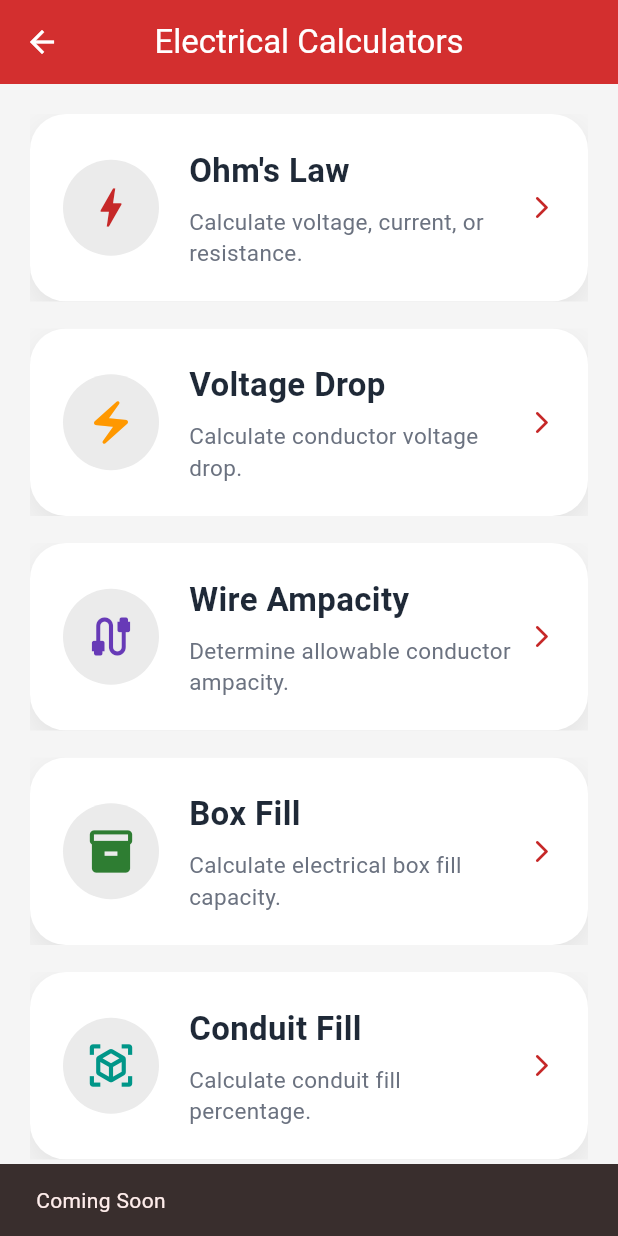
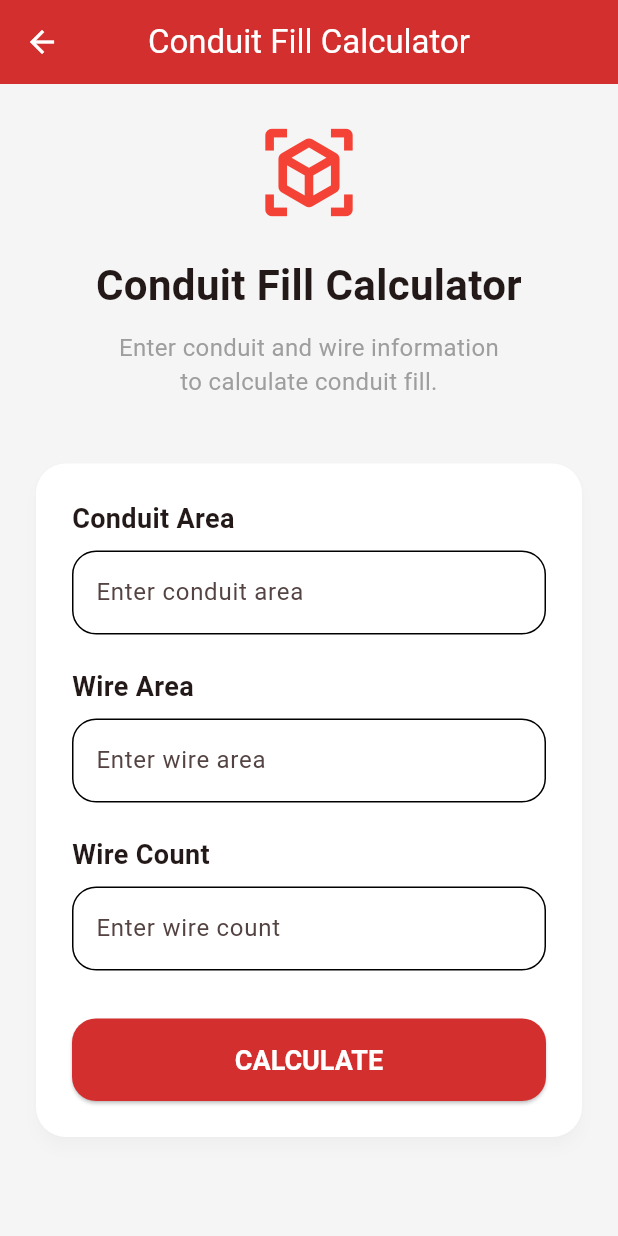
Before and after one commit to L2kee/ElectricalAI-Pro, a Flutter app: the CalculatorsScreen screen opened directly, after a tap on "Conduit Fill", on a phone screen of 412 x 824 dp. Run offline on Flutter 3.47's test engine with Material 3 defaults, Android fonts, the phone set to English and light mode, and no system bars.

Commit message:
Add Conduit Fill calculator

```diff
--- a/frontend/lib/screens/calculators_screen.dart
+++ b/frontend/lib/screens/calculators_screen.dart
@@ -7,6 +7,7 @@ import 'ohms_law_screen.dart';
 import 'voltage_drop_screen.dart';
 import 'wire_ampacity_screen.dart';
 import 'box_fill_screen.dart';
+import 'conduit_fill_screen.dart';
 
 class CalculatorsScreen extends StatelessWidget {
   const CalculatorsScreen({super.key});
@@ -102,7 +103,14 @@ class CalculatorsScreen extends StatelessWidget {
               iconColor: Colors.teal,
               title: "Conduit Fill",
               subtitle: "Calculate conduit fill percentage.",
-              onTap: () => _comingSoon(context),
+              onTap: () {
+                Navigator.push(
+                  context,
+                  MaterialPageRoute(
+                    builder: (_) => const ConduitFillScreen(),
+                  ),
+                );
+              },
             ),
 
             const SizedBox(height: 18),
--- /dev/null
+++ b/frontend/lib/screens/conduit_fill_screen.dart
@@ -0,0 +1,367 @@
+import 'package:flutter/material.dart';
+
+import '../services/calculator_service.dart';
+
+class ConduitFillScreen extends StatefulWidget {
+  const ConduitFillScreen({super.key});
+
+  @override
+  State<ConduitFillScreen> createState() =>
+      _ConduitFillScreenState();
+}
+
+class _ConduitFillScreenState
+    extends State<ConduitFillScreen> {
+
+  final CalculatorService _calculatorService =
+      CalculatorService();
+
+  final TextEditingController _conduitAreaController =
+      TextEditingController();
+
+  final TextEditingController _wireAreaController =
+      TextEditingController();
+
+  final TextEditingController _wireCountController =
+      TextEditingController();
+
+  bool _loading = false;
+
+  String _statusMessage = "";
+
+  double? _totalWireArea;
+
+  double? _percentFill;
+
+  double? _parseDouble(String value) {
+    if (value.trim().isEmpty) {
+      return null;
+    }
+
+    return double.tryParse(value.trim());
+  }
+
+  int? _parseInt(String value) {
+    if (value.trim().isEmpty) {
+      return null;
+    }
+
+    return int.tryParse(value.trim());
+  }
+
+  Future<void> _calculate() async {
+
+    final conduitArea =
+        _parseDouble(_conduitAreaController.text);
+
+    final wireArea =
+        _parseDouble(_wireAreaController.text);
+
+    final wireCount =
+        _parseInt(_wireCountController.text);
+
+    if (conduitArea == null ||
+        wireArea == null ||
+        wireCount == null) {
+
+      setState(() {
+
+        _statusMessage =
+            "Please enter all values.";
+
+        _totalWireArea = null;
+
+        _percentFill = null;
+
+      });
+
+      return;
+    }
+
+    setState(() {
+
+      _loading = true;
+
+      _statusMessage = "";
+
+      _totalWireArea = null;
+
+      _percentFill = null;
+
+    });
+
+    try {
+
+      final result =
+          await _calculatorService.calculateConduitFill(
+
+        conduitArea: conduitArea,
+
+        wireArea: wireArea,
+
+        wireCount: wireCount,
+
+      );
+
+      setState(() {
+
+        _totalWireArea =
+            (result["total_wire_area"] as num)
+                .toDouble();
+
+        _percentFill =
+            (result["percent_fill"] as num)
+                .toDouble();
+
+        _statusMessage =
+            "✓ Conduit Fill calculated successfully";
+
+      });
+
+    } catch (e) {
+
+      setState(() {
+
+        _statusMessage = "Error\n$e";
+
+      });
+
+    }
+
+    setState(() {
+
+      _loading = false;
+
+    });
+
+  }
+
+  Widget buildField({
+    required String label,
+    required String hint,
+    required TextEditingController controller,
+  }) {
+    return Padding(
+      padding: const EdgeInsets.only(bottom: 22),
+      child: Column(
+        crossAxisAlignment:
+            CrossAxisAlignment.start,
+        children: [
+
+          Text(
+            label,
+            style: const TextStyle(
+              fontSize: 18,
+              fontWeight: FontWeight.bold,
+            ),
+          ),
+
+          const SizedBox(height: 8),
+
+          TextField(
+            controller: controller,
+            keyboardType:
+                const TextInputType.numberWithOptions(
+              decimal: true,
+            ),
+            decoration: InputDecoration(
+              hintText: hint,
+              border: OutlineInputBorder(
+                borderRadius:
+                    BorderRadius.circular(12),
+              ),
+            ),
+          ),
+        ],
+      ),
+    );
+  }
+    @override
+  Widget build(BuildContext context) {
+    return Scaffold(
+      appBar: AppBar(
+        title: const Text("Conduit Fill Calculator"),
+      ),
+      body: SingleChildScrollView(
+        padding: const EdgeInsets.all(24),
+        child: Column(
+          crossAxisAlignment: CrossAxisAlignment.stretch,
+          children: [
+
+            const Icon(
+              Icons.view_in_ar,
+              size: 70,
+              color: Colors.red,
+            ),
+
+            const SizedBox(height: 20),
+
+            const Text(
+              "Conduit Fill Calculator",
+              textAlign: TextAlign.center,
+              style: TextStyle(
+                fontSize: 28,
+                fontWeight: FontWeight.bold,
+              ),
+            ),
+
+            const SizedBox(height: 10),
+
+            const Text(
+              "Enter conduit and wire information\n"
+              "to calculate conduit fill.",
+              textAlign: TextAlign.center,
+              style: TextStyle(
+                fontSize: 16,
+                color: Colors.grey,
+              ),
+            ),
+
+            const SizedBox(height: 35),
+
+            Card(
+              elevation: 4,
+              shadowColor: Colors.black12,
+              shape: RoundedRectangleBorder(
+                borderRadius: BorderRadius.circular(20),
+              ),
+              child: Padding(
+                padding: const EdgeInsets.all(24),
+                child: Column(
+                  crossAxisAlignment:
+                      CrossAxisAlignment.stretch,
+                  children: [
+
+                    buildField(
+                      label: "Conduit Area",
+                      hint: "Enter conduit area",
+                      controller: _conduitAreaController,
+                    ),
+
+                    buildField(
+                      label: "Wire Area",
+                      hint: "Enter wire area",
+                      controller: _wireAreaController,
+                    ),
+
+                    buildField(
+                      label: "Wire Count",
+                      hint: "Enter wire count",
+                      controller: _wireCountController,
+                    ),
+
+                    const SizedBox(height: 10),
+
+                    SizedBox(
+                      height: 55,
+                      child: ElevatedButton(
+                        onPressed:
+                            _loading ? null : _calculate,
+                        child: _loading
+                            ? const SizedBox(
+                                height: 24,
+                                width: 24,
+                                child: CircularProgressIndicator(
+                                  strokeWidth: 3,
+                                  color: Colors.white,
+                                ),
+                              )
+                            : const Text(
+                                "CALCULATE",
+                                style: TextStyle(
+                                  fontSize: 18,
+                                  fontWeight:
+                                      FontWeight.bold,
+                                ),
+                              ),
+                      ),
+                    ),
+
+                  ],
+                ),
+              ),
+            ),
+
+            const SizedBox(height: 30),
+                        if (_statusMessage.isNotEmpty)
+              Card(
+                elevation: 3,
+                child: Padding(
+                  padding: const EdgeInsets.all(18),
+                  child: Column(
+                    children: [
+                      Text(
+                        _statusMessage,
+                        textAlign: TextAlign.center,
+                        style: const TextStyle(
+                          fontSize: 18,
+                          fontWeight: FontWeight.w600,
+                        ),
+                      ),
+
+                      if (_totalWireArea != null &&
+                          _percentFill != null) ...[
+                        const SizedBox(height: 18),
+
+                        const Divider(),
+
+                        const SizedBox(height: 12),
+
+                        const Text(
+                          "Total Wire Area",
+                          style: TextStyle(
+                            fontSize: 16,
+                            color: Colors.grey,
+                          ),
+                        ),
+
+                        const SizedBox(height: 8),
+
+                        Text(
+                          "${_totalWireArea!.toStringAsFixed(4)} sq. in.",
+                          style: const TextStyle(
+                            fontSize: 28,
+                            fontWeight: FontWeight.bold,
+                            color: Colors.red,
+                          ),
+                        ),
+
+                        const SizedBox(height: 20),
+
+                        const Text(
+                          "Conduit Fill",
+                          style: TextStyle(
+                            fontSize: 16,
+                            color: Colors.grey,
+                          ),
+                        ),
+
+                        const SizedBox(height: 8),
+
+                        Text(
+                          "${_percentFill!.toStringAsFixed(2)}%",
+                          style: const TextStyle(
+                            fontSize: 32,
+                            fontWeight: FontWeight.bold,
+                            color: Colors.red,
+                          ),
+                        ),
+                      ],
+                    ],
+                  ),
+                ),
+              ),
+          ],
+        ),
+      ),
+    );
+  }
+
+  @override
+  void dispose() {
+    _conduitAreaController.dispose();
+    _wireAreaController.dispose();
+    _wireCountController.dispose();
+    super.dispose();
+  }
+}
--- a/frontend/lib/services/calculator_service.dart
+++ b/frontend/lib/services/calculator_service.dart
@@ -104,4 +104,30 @@ class CalculatorService {
 
     return jsonDecode(response.body);
   }
+
+  Future<Map<String, dynamic>> calculateConduitFill({
+    required double conduitArea,
+    required double wireArea,
+    required int wireCount,
+  }) async {
+    final response = await http.post(
+      Uri.parse("$baseUrl/conduit-fill"),
+      headers: {
+        "Content-Type": "application/json",
+      },
+      body: jsonEncode({
+        "conduit_area": conduitArea,
+        "wire_area": wireArea,
+        "wire_count": wireCount,
+      }),
+    );
+
+    if (response.statusCode != 200) {
+      throw Exception(
+        "Server Error ${response.statusCode}\n${response.body}",
+      );
+    }
+
+    return jsonDecode(response.body);
+  }
 }
```
